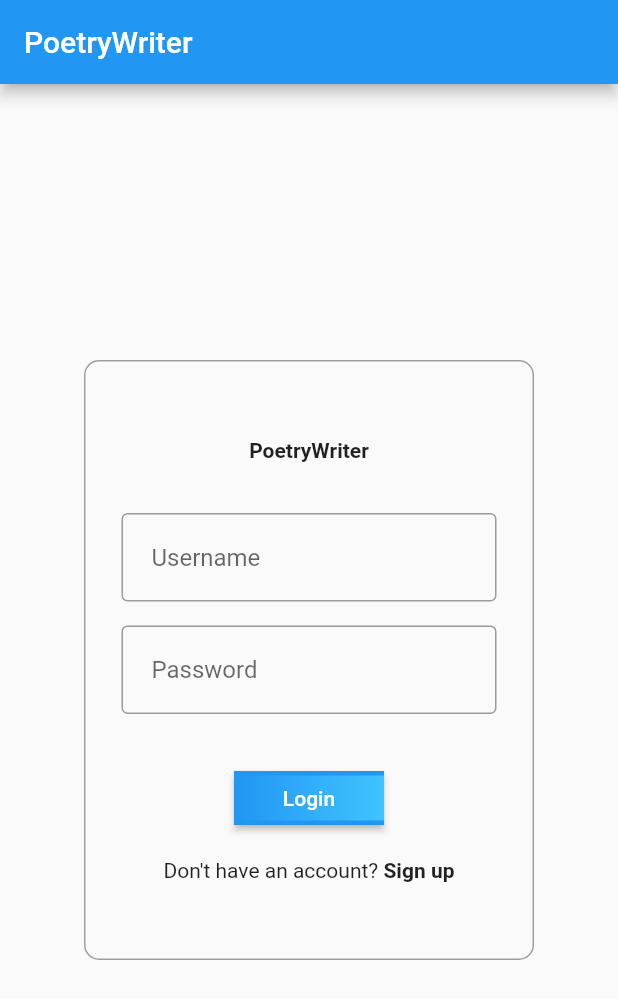
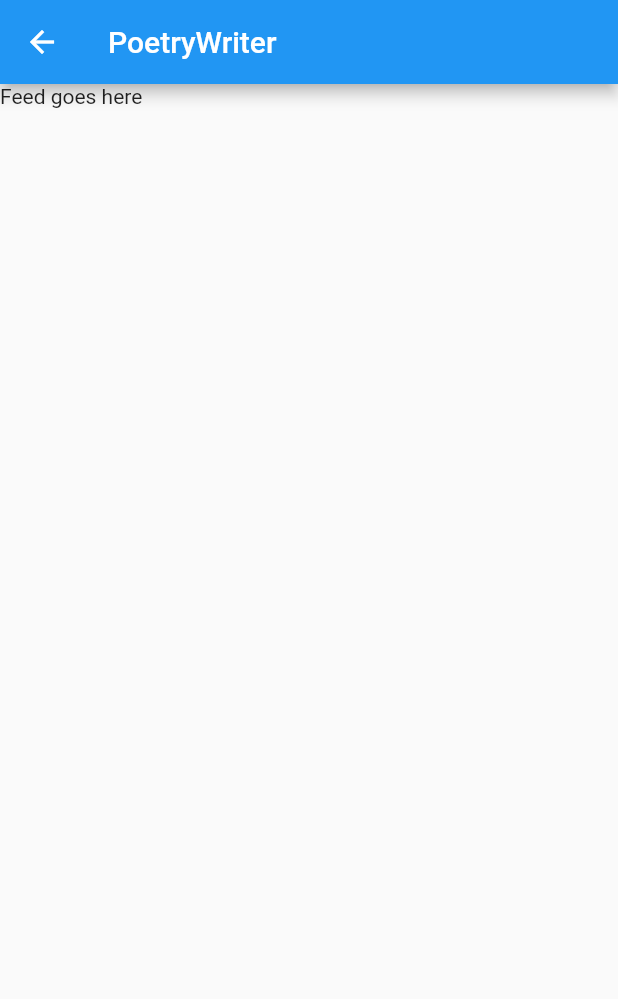
Before and after one commit to chrram/poetrywriter-app, a Flutter app: the screen it shows after launch, after a tap on "Sign up", on a phone screen of 412 x 824 dp. Shown: the top 999 px of the screen. Run offline on Flutter 3.47's test engine with Material 2 defaults, Android fonts, the light colour scheme and no system bars; network calls fail.

Commit message:
Added some error to the login, started working on the feed of the app.

```diff
--- /dev/null
+++ b/lib/feed.dart
@@ -0,0 +1,22 @@
+import 'package:flutter/material.dart';
+
+class Feed extends StatefulWidget {
+  @override
+  State<StatefulWidget> createState() {
+    return _FeedState();
+  }
+}
+
+class _FeedState extends State<Feed> {
+
+  // todo : get the feed of poems based on the date..
+
+  @override
+  Widget build(BuildContext context) {
+    return new Scaffold(
+        appBar: AppBar(
+          title: Text("PoetryWriter"),
+        ),
+        body: Text("Feed goes here"));
+  }
+}
--- /dev/null
+++ b/lib/login.dart
@@ -0,0 +1,142 @@
+import 'dart:convert';
+import 'package:flutter/material.dart';
+import 'package:http/http.dart' as http;
+
+
+class Login extends StatefulWidget {
+  @override
+  State<StatefulWidget> createState() {
+    return _LoginState();
+  }
+}
+
+class _LoginData {
+  String username = '';
+  String password = '';
+}
+
+class _LoginState extends State<Login> {
+  final _formKey = GlobalKey<FormState>();
+  _LoginData _data = new _LoginData();
+  bool _loginFail = false;
+
+  void _submit() async {
+    this._formKey.currentState!.save();
+
+    final http.Response response = await http.post(
+        Uri.parse('http://localhost:8080/token'),
+        headers: <String, String>{
+          "Content-Type": "application/x-www-form-urlencoded",
+          "Accept": "*/*"
+        },
+        body: {
+          'username': _data.username,
+          'password': _data.password
+        });
+
+    if (response.statusCode == 200) {
+      _loginFail = false;
+
+      return print('${response.body}');
+    } else {
+      print('${response.body}');
+      setState(() {
+        _loginFail = true;
+      });
+      ;
+    }
+  }
+
+  @override
+  Widget build(BuildContext context) {
+    return new Scaffold(
+      appBar: AppBar(
+        title: Text("PoetryWriter"),
+      ),
+      body: Center(
+          child: Form(
+              key: this._formKey,
+              child: Container(
+                height: 400,
+                width: 300,
+                decoration: BoxDecoration(
+                  border: Border.all(width: 1, color: Colors.grey),
+                  borderRadius: BorderRadius.all(
+                      Radius.circular(10.0) //         <--- border radius here
+                  ),
+                ),
+                child: Column(
+                  crossAxisAlignment: CrossAxisAlignment.center,
+                  mainAxisAlignment: MainAxisAlignment.center,
+                  children: <Widget>[
+                    Container(
+                        height: 50,
+                        child: Text("PoetryWriter",
+                            style:
+                            const TextStyle(fontWeight: FontWeight.bold))),
+                    Container(
+                      width: 250.0,
+                      child: TextFormField(
+                          onSaved: (value) {
+                            this._data.username = value!;
+                          },
+                          decoration: InputDecoration(
+                              contentPadding: EdgeInsets.all(20.0),
+                              hintText: "Username",
+                              border: OutlineInputBorder(),
+                              errorText: _loginFail ? 'Wrong username' : null)),
+                    ),
+                    Padding(
+                        padding: const EdgeInsets.symmetric(vertical: 16.0),
+                        child: Container(
+                          width: 250.0,
+                          child: TextFormField(
+                              onSaved: (value) {
+                                this._data.password = value!;
+                              },
+                              decoration: InputDecoration(
+                                  contentPadding: EdgeInsets.all(20.0),
+                                  hintText: "Password",
+                                  border: OutlineInputBorder(),
+                                  errorText:
+                                  _loginFail ? 'Wrong password' : null)),
+                        )),
+                    Padding(
+                        padding: const EdgeInsets.symmetric(vertical: 16.0),
+                        child: ElevatedButton(
+                            onPressed: () => {_submit()},
+                            style: ElevatedButton.styleFrom(
+                                padding: EdgeInsets.zero,
+                                shape: RoundedRectangleBorder()),
+                            child: Ink(
+                                decoration: BoxDecoration(
+                                  gradient: LinearGradient(colors: [
+                                    Colors.blue,
+                                    Colors.lightBlueAccent
+                                  ]),
+                                ),
+                                child: Container(
+                                  width: 100,
+                                  height: 30,
+                                  alignment: Alignment.center,
+                                  child: Text('Login'),
+                                )))),
+                    Row(
+                        crossAxisAlignment: CrossAxisAlignment.center,
+                        mainAxisAlignment: MainAxisAlignment.center,
+                        children: <Widget>[
+                          Text("Don't have an account? "),
+                          InkWell(
+                            onTap: () => {
+                              Navigator.pushNamed(context, '/feed')
+                            },
+                            child: Text("Sign up",
+                                style: TextStyle(fontWeight: FontWeight.bold)),
+                          )
+                        ]),
+                  ],
+                ),
+              ))),
+    );
+  }
+}
--- a/lib/main.dart
+++ b/lib/main.dart
@@ -1,143 +1,15 @@
-import 'dart:convert';
+
 import 'package:flutter/material.dart';
-import 'package:http/http.dart' as http;
+import 'login.dart';
+import 'feed.dart';
 
 void main() => runApp(new MaterialApp(
   title: "test",
   initialRoute: '/',
   routes: <String, WidgetBuilder>{
     // When navigating to the "/" route, build the FirstScreen widget.
-    '/': (context) => InputBox(),
+    '/': (context) => Login(),
     // When navigating to the "/second" route, build the SecondScreen widget.
-    '/register': (context) => new InputBox(),
+    '/feed': (context) => new Feed(),
   },
 ));
-
-class InputBox extends StatefulWidget {
-  @override
-  State<StatefulWidget> createState() {
-    return _InputBoxState();
-  }
-}
-
-class _LoginData {
-  String username = '';
-  String password = '';
-}
-
-class _InputBoxState extends State<InputBox> {
-  final _formKey = GlobalKey<FormState>();
-  _LoginData _data = new _LoginData();
-
-  void _submit() async {
-  this._formKey.currentState!.save();
-
-   final http.Response response = await http.post(
-    Uri.parse('http://localhost:8080/token'),
-    headers: <String, String>{
-      "Content-Type": "application/x-www-form-urlencoded",
-      "Accept": "*/*"
-    },
-    body: {
-      'username': _data.username,
-      'password': _data.password
-    });
-
-    if (response.statusCode == 200) {
-
-    return print('${response.body}');
-  } else {
-      print('${response.body}');
-    throw Exception('Failed to load album');
-  }
-
-  }
-
-  @override
-  Widget build(BuildContext context) {
-    return new Scaffold(
-      appBar: AppBar(
-        title: Text("PoetryWriter"),
-      ),
-      body: Center(
-          child: Form(
-              key: this._formKey,
-              child: Container(
-                height: 400,
-                width: 300,
-                decoration: BoxDecoration(
-                  border: Border.all(width: 1, color: Colors.grey),
-                  borderRadius: BorderRadius.all(
-                      Radius.circular(10.0) //         <--- border radius here
-                  ),
-                ),
-                child: Column(
-                  crossAxisAlignment: CrossAxisAlignment.center,
-                  mainAxisAlignment: MainAxisAlignment.center,
-                  children: <Widget>[
-                    Container(
-                        height: 50,
-                        child: Text("PoetryWriter",
-                            style:
-                            const TextStyle(fontWeight: FontWeight.bold))),
-                    Container(
-                      width: 250.0,
-                      child: TextFormField(
-                          onSaved: (value) {
-                            this._data.username = value!;
-                          },
-                          decoration: InputDecoration(
-                              contentPadding: EdgeInsets.all(20.0),
-                              hintText: "Username",
-                              border: OutlineInputBorder())),
-                    ),
-                    Padding(
-                        padding: const EdgeInsets.symmetric(vertical: 16.0),
-                        child: Container(
-                          width: 250.0,
-                          child: TextFormField(
-                              onSaved: (value) {
-                                this._data.password = value!;
-                              },
-                              decoration: InputDecoration(
-                                  contentPadding: EdgeInsets.all(20.0),
-                                  hintText: "Password",
-                                  border: OutlineInputBorder())),
-                        )),
-                    Padding(
-                        padding: const EdgeInsets.symmetric(vertical: 16.0),
-                        child: ElevatedButton(
-                            onPressed: () => {_submit()},
-                            style: ElevatedButton.styleFrom(
-                                padding: EdgeInsets.zero,
-                                shape: RoundedRectangleBorder()),
-                            child: Ink(
-                                decoration: BoxDecoration(
-                                  gradient: LinearGradient(colors: [
-                                    Colors.blue,
-                                    Colors.lightBlueAccent
-                                  ]),
-                                ),
-                                child: Container(
-                                  width: 100,
-                                  height: 30,
-                                  alignment: Alignment.center,
-                                  child: Text('Login'),
-                                )))),
-                    Row(
-                        crossAxisAlignment: CrossAxisAlignment.center,
-                        mainAxisAlignment: MainAxisAlignment.center,
-                        children: <Widget>[
-                          Text("Don't have an account? "),
-                          InkWell(
-                            onTap: () => {},
-                            child: Text("Sign up",
-                                style: TextStyle(fontWeight: FontWeight.bold)),
-                          )
-                        ]),
-                  ],
-                ),
-              ))),
-    );
-  }
-}
```
